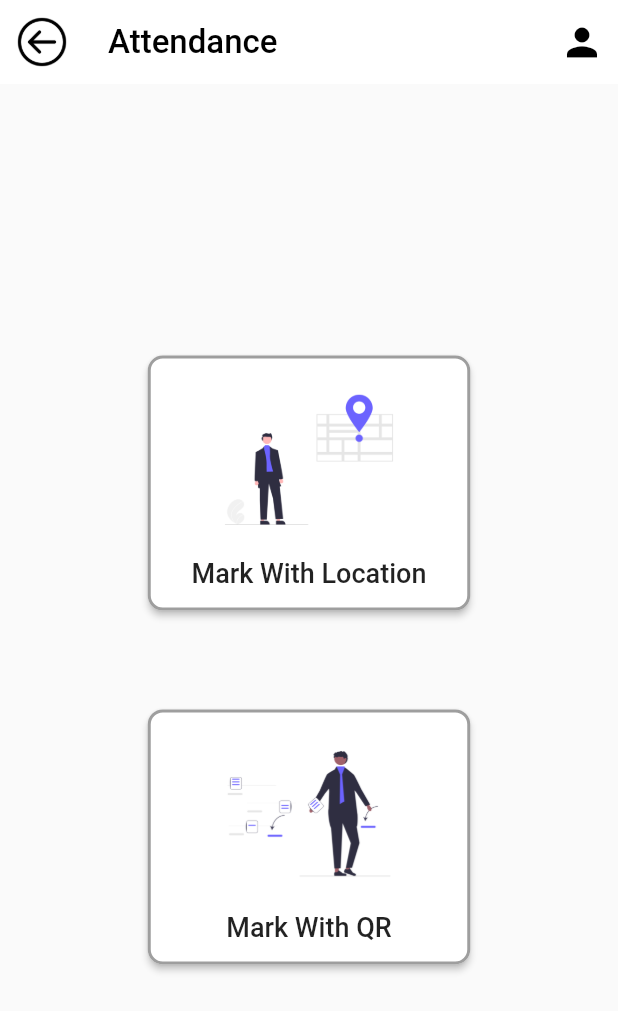
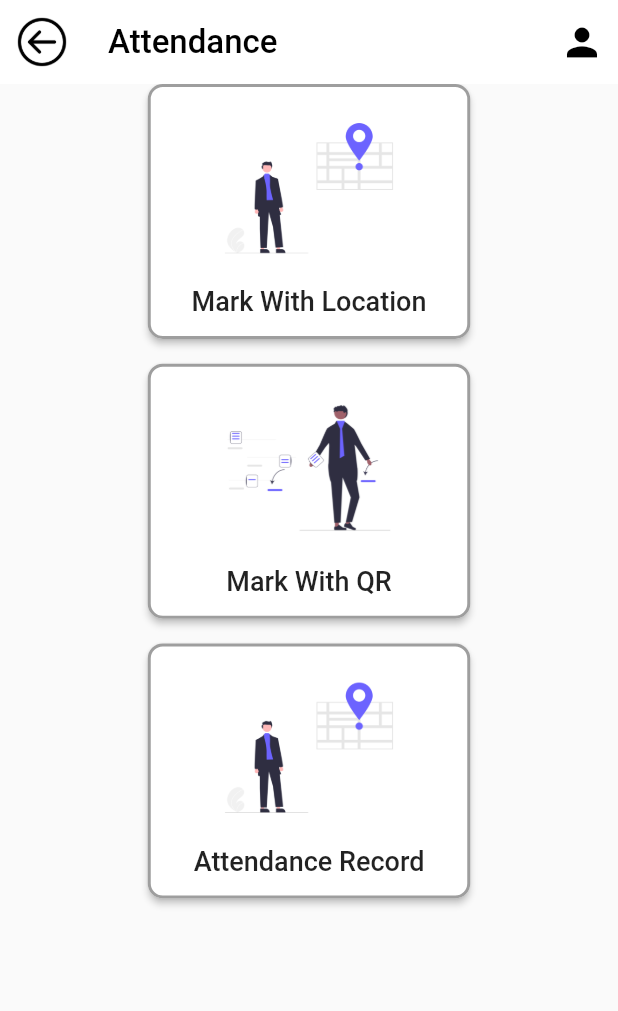
Before and after one commit to funky-dev99/Attendance-User, a Flutter app: the AttendanceMain screen opened directly, on a phone screen of 412 x 824 dp. Shown: the top 1011 px of the screen. Run offline on Flutter 3.47's test engine with Material 2 defaults, Android fonts, the phone set to English and light mode, and no system bars; our stand-ins replace file_picker, image_picker, location, qr_flutter, shared_preferences; missing offline and left inert: flutter_pdfview; accounts and stored records are empty.

Commit message:
add atten. record button

```diff
--- a/attend_user/lib/pages/attendance.dart
+++ b/attend_user/lib/pages/attendance.dart
@@ -1,4 +1,6 @@
+import 'package:attend_user/pages/attend_location_out.dart';
 import 'package:attend_user/pages/attend_qr.dart';
+import 'package:attend_user/pages/attendance_rec.dart';
 import 'package:attend_user/pages/profile.dart';
 import 'package:flutter/material.dart';
 
@@ -23,27 +25,36 @@ class AttendanceMain extends StatelessWidget {
           iconSize: 20,
           onPressed: () {
             Navigator.push(
-                context, MaterialPageRoute(builder: (context) =>  HomePage()));
+                context, MaterialPageRoute(builder: (context) => HomePage()));
           },
         ),
         actions: [
-          IconButton(icon: Icon(Icons.person, size: 30.0,),
+          IconButton(
+            icon: Icon(
+              Icons.person,
+              size: 30.0,
+            ),
             color: Colors.black,
             tooltip: 'View Profile',
-            onPressed: (){
-              Navigator.push(context, MaterialPageRoute(builder: (context) =>  ProfilePage()));},)
-
+            onPressed: () {
+              Navigator.push(context,
+                  MaterialPageRoute(builder: (context) => ProfilePage()));
+            },
+          )
         ],
         elevation: 0.0,
       ),
-
       body: Center(
         child: Column(
-          mainAxisAlignment: MainAxisAlignment.center,
+          //mainAxisAlignment: MainAxisAlignment.center,
           children: [
             MaterialButton(
-              onPressed: () { Navigator.push(
-                              context, MaterialPageRoute(builder: (context) => const AttendLoc())); // Add your logic here for the first button
+              onPressed: () {
+                Navigator.push(
+                    context,
+                    MaterialPageRoute(
+                        builder: (context) =>
+                            const AttendLoc())); // Add your logic here for the first button
               },
               child: Column(
                 children: [
@@ -72,11 +83,11 @@ class AttendanceMain extends StatelessWidget {
               height: 170,
               color: Colors.white, // White background color
             ),
-            SizedBox(height: getSizeBoxHeightL(context)),
+            SizedBox(height: getSizeBoxHeight(context)),
             MaterialButton(
               onPressed: () {
-                Navigator.push(
-                    context, MaterialPageRoute(builder: (context) => const AttendQr()));
+                Navigator.push(context,
+                    MaterialPageRoute(builder: (context) => const AttendQr()));
               },
               child: Column(
                 children: [
@@ -105,6 +116,42 @@ class AttendanceMain extends StatelessWidget {
               height: 170,
               color: Colors.white, // White background color
             ),
+            SizedBox(height: getSizeBoxHeight(context)),
+            MaterialButton(
+              onPressed: () {
+                Navigator.push(
+                    context,
+                    MaterialPageRoute(
+                        builder: (context) =>
+                        const AttendanceRec())); // Add your logic here for the first button
+              },
+              child: Column(
+                children: [
+                  Image.asset(
+                    'images/wloc.png',
+                    height: 110,
+                    width: 190,
+                  ),
+                  SizedBox(height: 10),
+                  Text(
+                    'Attendance Record',
+                    style: TextStyle(fontSize: 18),
+                  ),
+                ],
+              ),
+              padding: EdgeInsets.all(10),
+              materialTapTargetSize: MaterialTapTargetSize.shrinkWrap,
+              shape: RoundedRectangleBorder(
+                borderRadius: BorderRadius.circular(10),
+                side: BorderSide(
+                  color: Colors.grey, // Gray border color
+                  width: 2, // Border width
+                ),
+              ),
+              minWidth: 215,
+              height: 170,
+              color: Colors.white, // White background color
+            ),
           ],
         ),
       ),
--- a/attend_user/lib/pages/attendance_rec.dart
+++ b/attend_user/lib/pages/attendance_rec.dart
@@ -12,7 +12,7 @@ class AttendanceRec extends StatelessWidget {
       appBar: AppBar(
         backgroundColor: Colors.white,
         title: const Text(
-          "Attendance",
+          "Attendance Record",
           style: TextStyle(color: Colors.black, fontSize: 22),
         ),
         leading: IconButton(
```
